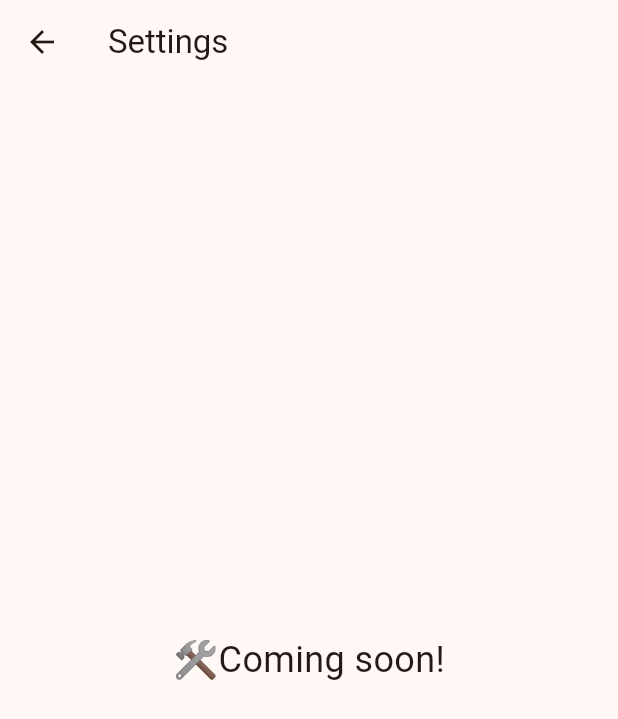
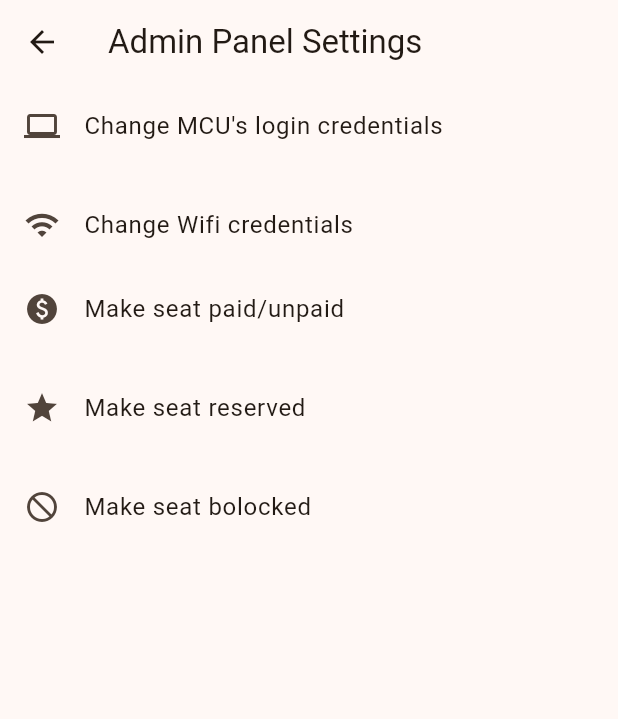
Before and after one commit to ShashankRampardos/seat_sync_app, a Flutter app: the SettingsScreen screen opened directly, on a phone screen of 412 x 824 dp. Shown: the top 719 px of the screen. Run offline on Flutter 3.47's test engine with Material 3 defaults, Android fonts, the phone set to English and light mode, and no system bars; our stand-ins replace cloud_firestore, convex_bottom_bar, firebase_auth, firebase_core, flutter_riverpod, fluttertoast and 1 more; missing offline and left inert: mqtt_client; accounts and stored records are empty.

Commit message:
worked on cloudnary profile pic and admin mode part

```diff
--- a/lib/main.dart
+++ b/lib/main.dart
@@ -28,7 +28,7 @@ class MyApp extends StatelessWidget {
   @override
   Widget build(BuildContext context) {
     return MaterialApp(
-      title: 'Flutter Demo',
+      title: 'seatSync',
       theme: ThemeData(
         colorScheme: ColorScheme.fromSeed(
           seedColor: const Color.fromARGB(255, 206, 113, 0),
--- a/lib/screens/seat_map.dart
+++ b/lib/screens/seat_map.dart
@@ -172,7 +172,7 @@ class _SeatMapScreenState extends ConsumerState<SeatMapScreen> {
               child: const Text('Cancel'),
             ),
 
-            // ✔ APPLY HOLD
+            // APPLY HOLD
             ElevatedButton(
               onPressed: () {
                 if (selectedDuration > Duration(minutes: 10)) {
@@ -185,8 +185,8 @@ class _SeatMapScreenState extends ConsumerState<SeatMapScreen> {
 
                 builder.addString(
                   jsonEncode({
-                    "uid": _auth.currentUser!.uid, // ✔ REAL UID
-                    "duration": selectedDuration.inSeconds, // ✔ seconds
+                    "uid": _auth.currentUser!.uid, // REAL UID
+                    "duration": selectedDuration.inSeconds, // seconds
                   }),
                 );
 
--- a/lib/screens/settings.dart
+++ b/lib/screens/settings.dart
@@ -1,4 +1,5 @@
 import 'package:flutter/material.dart';
+import 'package:seat_sync_v2/widgets/prifile_item_tile.dart';
 
 class SettingsScreen extends StatefulWidget {
   const SettingsScreen({super.key});
@@ -11,9 +12,41 @@ class _SettingsScreenState extends State<SettingsScreen> {
   @override
   Widget build(BuildContext context) {
     return Scaffold(
-      appBar: AppBar(title: const Text('Settings')),
-      body: const Center(
-        child: Text('🛠️Coming soon!', style: TextStyle(fontSize: 24)),
+      appBar: AppBar(title: const Text('Admin Panel Settings')),
+      body: Center(
+        child: Column(
+          children: [
+            ProfileItems(
+              title: 'Change MCU\'s login credentials',
+              icon: Icons.computer,
+              onTap: () {},
+            ),
+            SizedBox(height: 10),
+            ProfileItems(
+              title: 'Change Wifi credentials',
+              icon: Icons.wifi,
+              onTap: () {},
+            ),
+            ProfileItems(
+              title: 'Make seat paid/unpaid',
+              icon: Icons.paid,
+              onTap: () {},
+            ),
+            SizedBox(height: 10),
+            ProfileItems(
+              title: 'Make seat reserved',
+              icon: Icons.star,
+              onTap: () {},
+            ),
+            SizedBox(height: 10),
+            ProfileItems(
+              title: 'Make seat bolocked',
+              icon: Icons.block_flipped,
+              onTap: () {},
+            ),
+            SizedBox(height: 10),
+          ],
+        ),
       ),
     );
   }
--- /dev/null
+++ b/lib/widgets/prifile_item_tile.dart
@@ -0,0 +1,18 @@
+import 'package:flutter/material.dart';
+
+class ProfileItems extends StatelessWidget {
+  final String title;
+  final IconData icon;
+  final VoidCallback onTap;
+  const ProfileItems({
+    super.key,
+    required this.title,
+    required this.icon,
+    required this.onTap,
+  });
+
+  @override
+  Widget build(BuildContext context) {
+    return ListTile(leading: Icon(icon), title: Text(title), onTap: onTap);
+  }
+}
--- a/pubspec.yaml
+++ b/pubspec.yaml
@@ -48,7 +48,9 @@ dependencies:
   salomon_bottom_bar: ^3.3.2
   convex_bottom_bar: ^3.2.0
   cloud_functions: ^6.0.3
-
+  cloudinary_flutter: ^1.1.0
+  cloudinary_api: ^1.1.1
+  http: ^1.1.0
 dev_dependencies:
   flutter_test:
     sdk: flutter
```
Also changed, not shown: lib/screens/profile.dart (+1 -17 lines), lib/screens/tabs.dart (+167 -130 lines), pubspec.lock, 1 other file.
